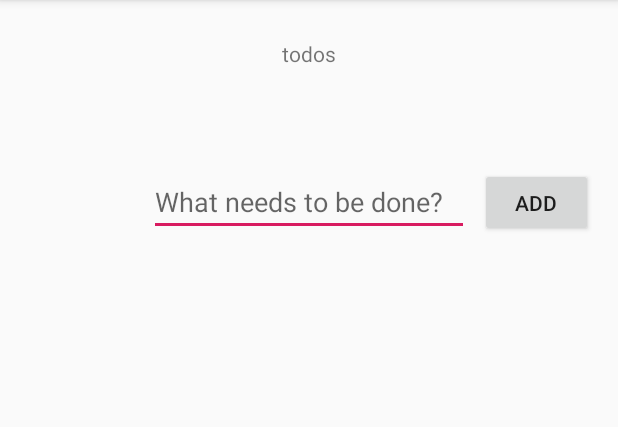
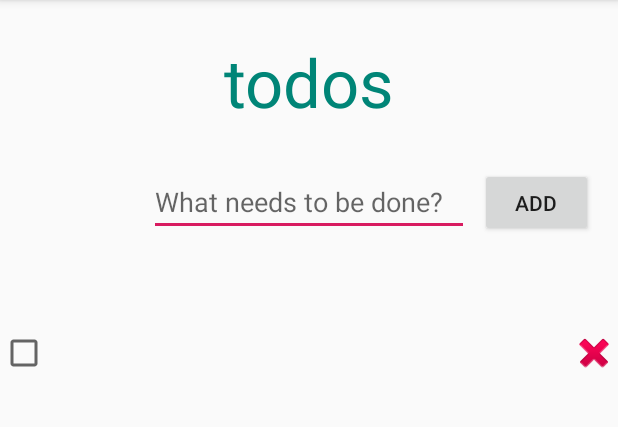
Before and after one commit to mmkbmb/MyTodoApp, an Android app: the screen it shows after launch (MainActivity), after a tap on "ADD", on a phone screen of 412 x 824 dp, the part 84-511 px from its top. Run offline under Robolectric (Android 15) with nearby library versions, the phone set to English and light mode, and no system bars.

Commit message:
delete todo

```diff
--- a/app/src/main/java/com/example/mytodoapp/MainActivity.kt
+++ b/app/src/main/java/com/example/mytodoapp/MainActivity.kt
@@ -2,8 +2,11 @@ package com.example.mytodoapp
 
 import androidx.appcompat.app.AppCompatActivity
 import android.os.Bundle
-import android.widget.ArrayAdapter
-import android.widget.ListView
+import android.content.Context
+import android.view.LayoutInflater
+import android.view.View
+import android.view.ViewGroup
+import android.widget.*
 import kotlinx.android.synthetic.main.activity_main.*
 
 class MainActivity : AppCompatActivity() {
@@ -12,9 +15,9 @@ class MainActivity : AppCompatActivity() {
         super.onCreate(savedInstanceState)
         setContentView(R.layout.activity_main)
 
-        // TodoListのadapter設定
-        val adapter = ArrayAdapter<String>(this, android.R.layout.simple_list_item_1)
-        val listView : ListView = findViewById(R.id.todo_list)
+        // TodoListのadapterを設定
+        val adapter = MyArrayAdapter(this, 0)
+        val listView: ListView = findViewById(R.id.todo_list)
         listView.adapter = adapter
 
         // 追加ボタンクリック時の処理
@@ -22,9 +25,63 @@ class MainActivity : AppCompatActivity() {
             // todoのテキストを取得
             if(edit_text.text != null){
                 // 取得したテキストをadapterに追加
-                adapter.insert(edit_text.text.toString(), adapter.count)
+                adapter.insert(ListItem(edit_text.text.toString()), adapter.count)
                 adapter.notifyDataSetChanged()
+                // テキストクリア
+                edit_text.text.clear()
             }
         }
     }
 }
+
+// リスト項目のデータ
+class ListItem(val title : String) {
+
+    var description : String = "No description"
+
+    constructor(title: String, description: String) : this(title) {
+        this.description = description
+    }
+}
+
+// リスト項目を再利用するためのホルダー
+data class ViewHolder(val checkBox: CheckBox, val titleView: TextView, val deleteIcon: ImageButton)
+
+// 自作のリスト項目データを扱えるようにした ArrayAdapter
+class MyArrayAdapter(context: Context, resource: Int) : ArrayAdapter<ListItem>(context, resource) {
+
+    private var inflater: LayoutInflater? =
+        context.getSystemService(Context.LAYOUT_INFLATER_SERVICE) as LayoutInflater?
+
+    override fun getView(position: Int, convertView: View?, parent: ViewGroup): View {
+
+        var viewHolder: ViewHolder? = null
+        var view = convertView
+
+        // 再利用の設定
+        if (view == null) {
+
+            view = inflater!!.inflate(R.layout.list_item, parent, false)
+
+            viewHolder = ViewHolder(
+                view.findViewById(R.id.checkBox),
+                view.findViewById(R.id.item_title),
+                view.findViewById(R.id.delete_button)
+            )
+            view.tag = viewHolder
+        } else {
+            viewHolder = view.tag as ViewHolder
+        }
+
+        // 項目の情報を設定
+        val listItem = getItem(position)
+        viewHolder.titleView.text = listItem!!.title
+        viewHolder.deleteIcon.setOnClickListener { _ ->
+            // 削除ボタンをタップしたときの処理
+            this.remove(listItem)
+            this.notifyDataSetChanged()
+        }
+
+        return view!!
+    }
+}
--- a/app/src/main/res/layout/activity_main.xml
+++ b/app/src/main/res/layout/activity_main.xml
@@ -10,7 +10,9 @@
     <TextView
         android:layout_width="wrap_content"
         android:layout_height="wrap_content"
-        android:text="@string/title"
+        android:text="@string/app_title"
+        android:textSize="20pt"
+        android:textColor="@color/colorPrimary"
         app:layout_constraintBottom_toBottomOf="parent"
         app:layout_constraintLeft_toLeftOf="parent"
         app:layout_constraintRight_toRightOf="parent"
@@ -46,6 +48,8 @@
         android:id="@+id/todo_list"
         android:layout_width="match_parent"
         android:layout_height="wrap_content"
+        android:layout_marginTop="5dp"
+        android:layout_marginBottom="5dp"
         app:layout_constraintBottom_toBottomOf="parent"
         app:layout_constraintHorizontal_bias="1.0"
         app:layout_constraintLeft_toLeftOf="parent"
--- /dev/null
+++ b/app/src/main/res/layout/list_item.xml
@@ -0,0 +1,29 @@
+<?xml version="1.0" encoding="utf-8"?>
+<RelativeLayout xmlns:android="http://schemas.android.com/apk/res/android"
+    android:layout_width="match_parent"
+    android:layout_height="wrap_content"
+    android:descendantFocusability="blocksDescendants">
+
+    <CheckBox
+        android:id="@+id/checkBox"
+        android:layout_width="wrap_content"
+        android:layout_height="wrap_content" />
+
+    <TextView
+        android:id="@+id/item_title"
+        android:layout_width="fill_parent"
+        android:layout_height="wrap_content"
+        android:layout_alignParentTop="true"
+        android:layout_toEndOf="@+id/checkBox"
+        android:layout_toStartOf="@+id/delete_button"
+        android:padding="8dp" />
+
+    <ImageButton
+        android:id="@+id/delete_button"
+        android:layout_width="wrap_content"
+        android:layout_height="wrap_content"
+        android:layout_alignParentEnd="true"
+        android:padding="16dp"
+        android:background="@android:drawable/ic_delete"/>
+
+</RelativeLayout>
--- a/app/src/main/res/values/strings.xml
+++ b/app/src/main/res/values/strings.xml
@@ -1,6 +1,6 @@
 <resources>
     <string name="app_name">MyTodoApp</string>
-    <string name="title">todos</string>
+    <string name="app_title">todos</string>
     <string name="text_caption">What needs to be done?</string>
     <string name="add_button">add</string>
 </resources>
```
Also changed, not shown: app/build.gradle (added, +35 -0 lines), 4 other files.
